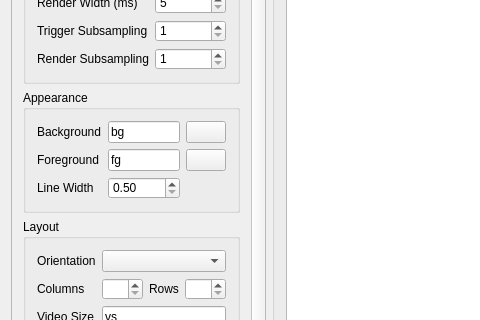
corrscope/corrscope, file ovgenpy/gui/mainwindow.ui: the form before one commit; both pictures show x 0 to 480 and y 210 to 530 of the 960 by 640 pixel window.
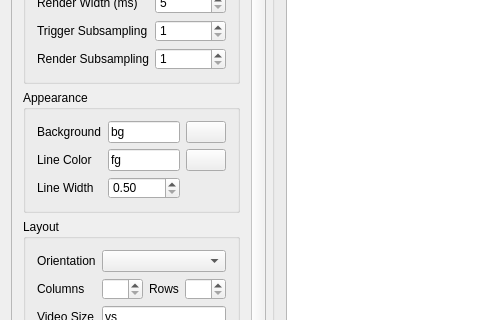
The form after the commit.

Commit message: Switch UI to use "Line Color" consistently

```diff
--- a/ovgenpy/gui/mainwindow.ui
+++ b/ovgenpy/gui/mainwindow.ui
@@ -186,7 +186,7 @@
            <item row="1" column="0">
             <widget class="QLabel" name="render__init_line_colorL">
              <property name="text">
-              <string>Foreground</string>
+              <string>Line Color</string>
              </property>
             </widget>
            </item>
```
